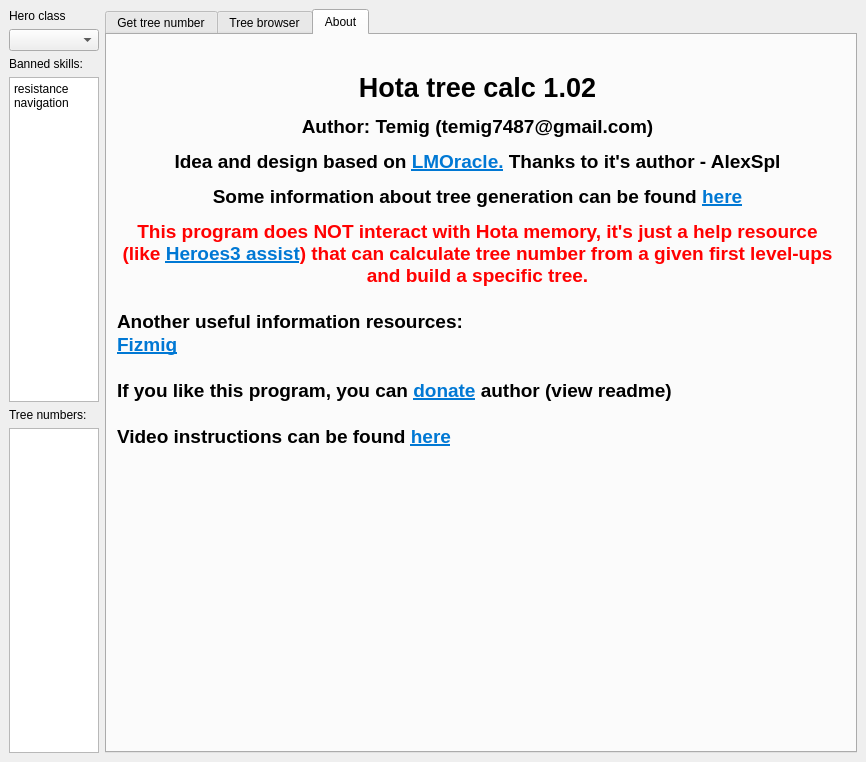
Qt form tree_calc.ui (temig74/HotaTreeCalc) before a commit.
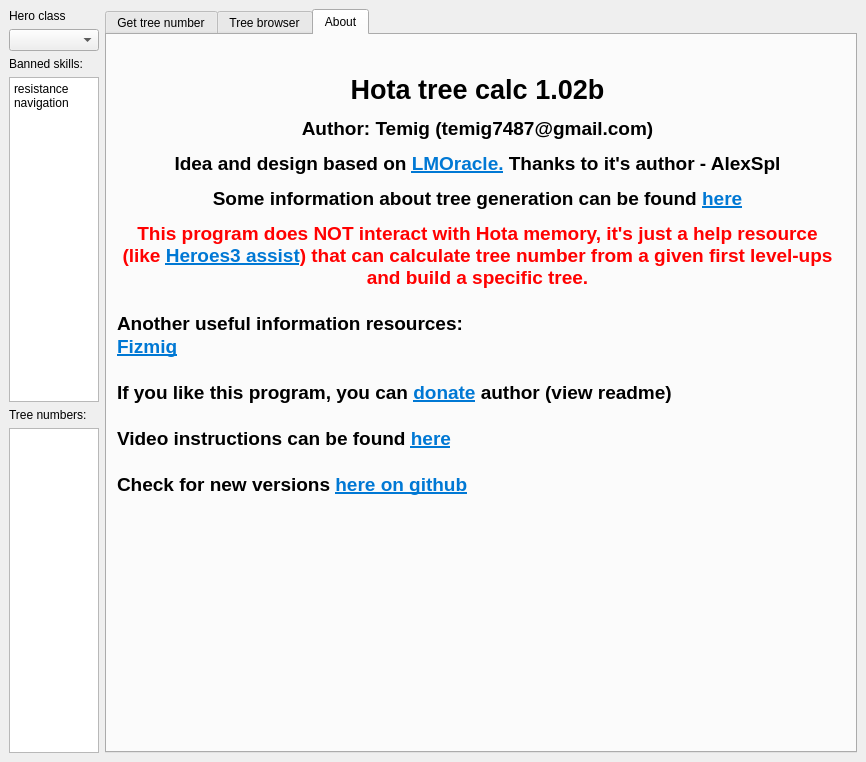
The same form after that commit. The open tabs and pages were chosen to show the change.

Patch:
```diff
--- a/tree_calc.ui
+++ b/tree_calc.ui
@@ -1221,7 +1221,7 @@
           <x>10</x>
           <y>10</y>
           <width>721</width>
-          <height>431</height>
+          <height>481</height>
          </rect>
         </property>
         <property name="font">
@@ -1238,7 +1238,7 @@
 li.unchecked::marker { content: &quot;\2610&quot;; }
 li.checked::marker { content: &quot;\2612&quot;; }
 &lt;/style&gt;&lt;/head&gt;&lt;body style=&quot; font-family:'Segoe UI'; font-size:14pt; font-weight:700; font-style:normal;&quot;&gt;
-&lt;p align=&quot;center&quot; style=&quot; margin-top:12px; margin-bottom:12px; margin-left:0px; margin-right:0px; -qt-block-indent:0; text-indent:0px;&quot;&gt;&lt;span style=&quot; font-size:20pt;&quot;&gt;Hota tree calc 1.02&lt;/span&gt;&lt;/p&gt;
+&lt;p align=&quot;center&quot; style=&quot; margin-top:12px; margin-bottom:12px; margin-left:0px; margin-right:0px; -qt-block-indent:0; text-indent:0px;&quot;&gt;&lt;span style=&quot; font-size:20pt;&quot;&gt;Hota tree calc 1.02b&lt;/span&gt;&lt;/p&gt;
 &lt;p align=&quot;center&quot; style=&quot; margin-top:12px; margin-bottom:12px; margin-left:0px; margin-right:0px; -qt-block-indent:0; text-indent:0px;&quot;&gt;Author: Temig (temig7487@gmail.com)&lt;/p&gt;
 &lt;p align=&quot;center&quot; style=&quot; margin-top:12px; margin-bottom:12px; margin-left:0px; margin-right:0px; -qt-block-indent:0; text-indent:0px;&quot;&gt;Idea and design based on &lt;a href=&quot;https://handbookhmm.ru/forum/viewtopic.php?f=8&amp;amp;t=42&quot;&gt;&lt;span style=&quot; text-decoration: underline; color:#0078d4;&quot;&gt;LMOracle.&lt;/span&gt;&lt;/a&gt; Thanks to it's author - AlexSpl&lt;/p&gt;
 &lt;p align=&quot;center&quot; style=&quot; margin-top:12px; margin-bottom:12px; margin-left:0px; margin-right:0px; -qt-block-indent:0; text-indent:0px;&quot;&gt;Some information about tree generation can be found &lt;a href=&quot;http://heroescommunity.com/viewthread.php3?TID=17812&amp;amp;pagenumber=12&quot;&gt;&lt;span style=&quot; text-decoration: underline; color:#0078d4;&quot;&gt;here&lt;/span&gt;&lt;/a&gt;&lt;/p&gt;
@@ -1249,7 +1249,9 @@
 &lt;p style=&quot;-qt-paragraph-type:empty; margin-top:0px; margin-bottom:0px; margin-left:0px; margin-right:0px; -qt-block-indent:0; text-indent:0px;&quot;&gt;&lt;br /&gt;&lt;/p&gt;
 &lt;p style=&quot; margin-top:0px; margin-bottom:0px; margin-left:0px; margin-right:0px; -qt-block-indent:0; text-indent:0px;&quot;&gt;If you like this program, you can &lt;a href=&quot;https://github.com/temig74/HotaTreeCalc/blob/master/README.md&quot;&gt;&lt;span style=&quot; text-decoration: underline; color:#0078d4;&quot;&gt;donate&lt;/span&gt;&lt;/a&gt; author (view readme)&lt;/p&gt;
 &lt;p style=&quot;-qt-paragraph-type:empty; margin-top:0px; margin-bottom:0px; margin-left:0px; margin-right:0px; -qt-block-indent:0; text-indent:0px;&quot;&gt;&lt;br /&gt;&lt;/p&gt;
-&lt;p style=&quot; margin-top:0px; margin-bottom:0px; margin-left:0px; margin-right:0px; -qt-block-indent:0; text-indent:0px;&quot;&gt;Video instructions can be found &lt;a href=&quot;https://www.youtube.com/@temig74&quot;&gt;&lt;span style=&quot; text-decoration: underline; color:#0078d4;&quot;&gt;here&lt;/span&gt;&lt;/a&gt;&lt;/p&gt;&lt;/body&gt;&lt;/html&gt;</string>
+&lt;p style=&quot; margin-top:0px; margin-bottom:0px; margin-left:0px; margin-right:0px; -qt-block-indent:0; text-indent:0px;&quot;&gt;Video instructions can be found &lt;a href=&quot;https://www.youtube.com/@temig74&quot;&gt;&lt;span style=&quot; text-decoration: underline; color:#0078d4;&quot;&gt;here&lt;/span&gt;&lt;/a&gt;&lt;/p&gt;
+&lt;p style=&quot;-qt-paragraph-type:empty; margin-top:0px; margin-bottom:0px; margin-left:0px; margin-right:0px; -qt-block-indent:0; text-indent:0px; text-decoration: underline; color:#0078d4;&quot;&gt;&lt;br /&gt;&lt;/p&gt;
+&lt;p style=&quot; margin-top:0px; margin-bottom:0px; margin-left:0px; margin-right:0px; -qt-block-indent:0; text-indent:0px;&quot;&gt;Check for new versions &lt;a href=&quot;https://github.com/temig74/HotaTreeCalc/releases&quot;&gt;&lt;span style=&quot; text-decoration: underline; color:#0078d4;&quot;&gt;here on github&lt;/span&gt;&lt;/a&gt;&lt;/p&gt;&lt;/body&gt;&lt;/html&gt;</string>
         </property>
         <property name="wordWrap">
          <bool>true</bool>
```
Left out of the diff: 2 changed lines with no effect on the pictures.
